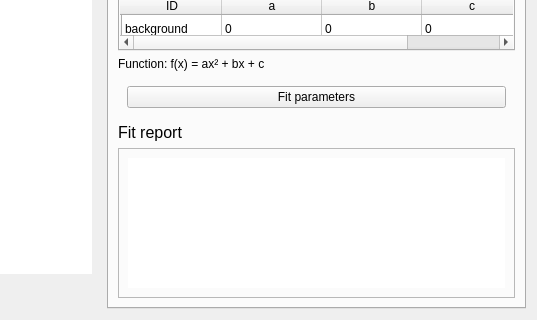
Before: the Qt Designer form src/EVA/gui/ui_files/peakfit.ui in ISISMuon/EVA, drawn with Qt 5; both pictures show x 379 to 916 and y 474 to 794 of the 916 by 794 pixel window.
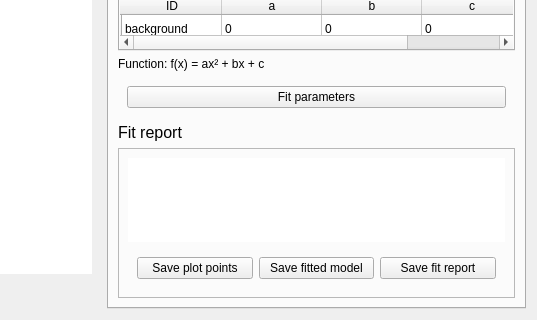
After: the same form once the commit is applied. The open tabs and pages were chosen to show the change. Custom widgets are drawn as their Qt base class.

Commit message: Add saving functions in model fit tab

The edit to the form file:
```diff
--- a/src/EVA/gui/ui_files/peakfit.ui
+++ b/src/EVA/gui/ui_files/peakfit.ui
@@ -1220,6 +1220,33 @@
             </property>
            </widget>
           </item>
+          <item>
+           <widget class="QWidget" name="model_save_load_button" native="true">
+            <layout class="QHBoxLayout" name="horizontalLayout_2">
+             <item>
+              <widget class="QPushButton" name="save_model_plot_points_button">
+               <property name="text">
+                <string>Save plot points</string>
+               </property>
+              </widget>
+             </item>
+             <item>
+              <widget class="QPushButton" name="save_model_fitted_model_button">
+               <property name="text">
+                <string>Save fitted model</string>
+               </property>
+              </widget>
+             </item>
+             <item>
+              <widget class="QPushButton" name="save_model_fit_report_button">
+               <property name="text">
+                <string>Save fit report</string>
+               </property>
+              </widget>
+             </item>
+            </layout>
+           </widget>
+          </item>
          </layout>
         </widget>
        </item>
```
Left out of the diff: 2 changed lines with no effect on the pictures. The commit also changes 2 other files.
